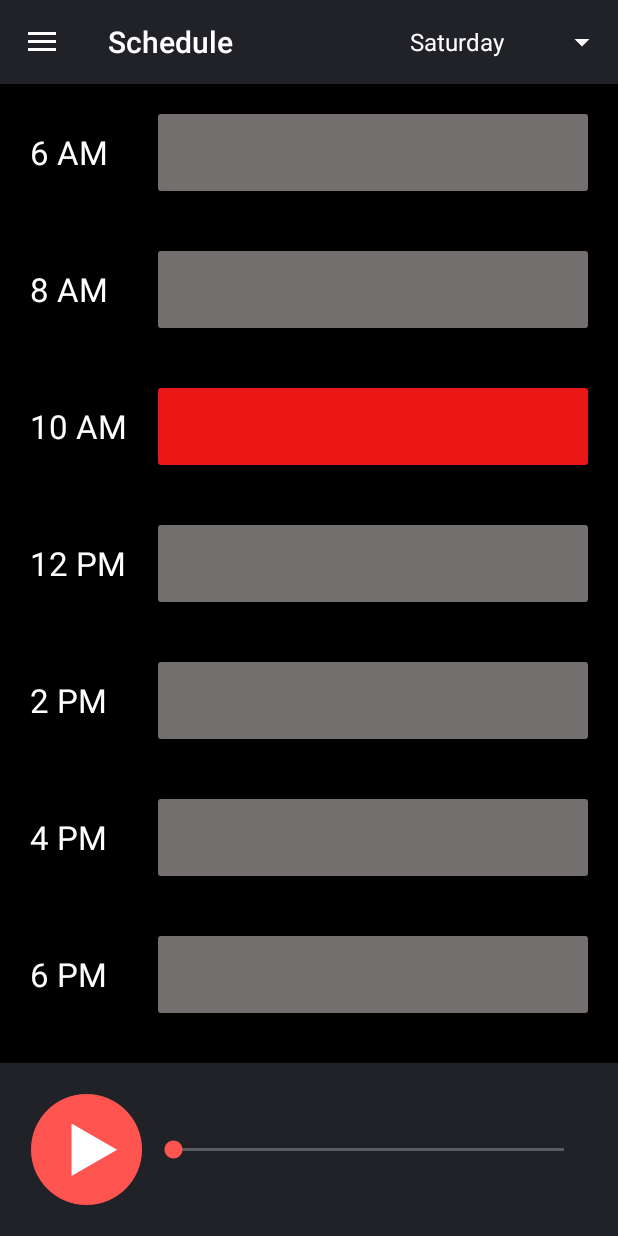
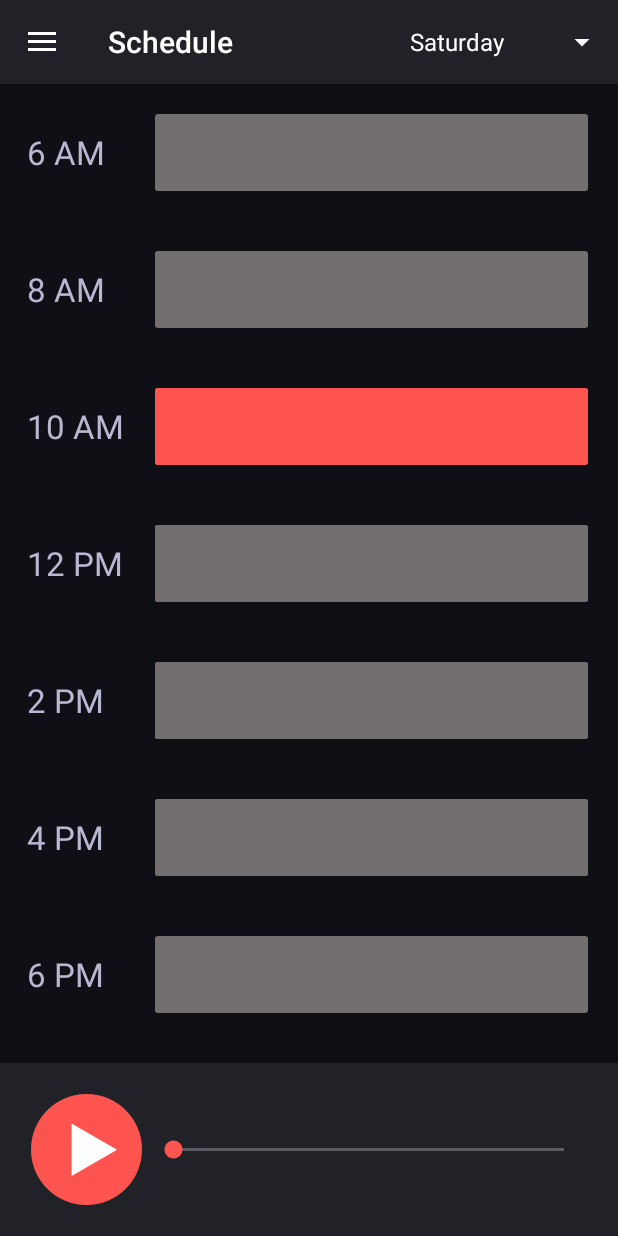
Before and after one commit to brettm2277/WTBU_Android, an Android app: the Schedule screen opened directly, with no data from a screen before it, on a phone screen of 412 x 824 dp. Run offline under Robolectric (Android 15) with nearby library versions, the phone set to English and light mode, and no system bars; libraries missing offline, so code that uses them is left out: com.parse; network calls fail; 2 statements that could not run were skipped.

Commit message:
Formatting changes to schedule page

```diff
--- a/app/src/main/res/drawable/red_square.xml
+++ b/app/src/main/res/drawable/red_square.xml
@@ -2,7 +2,7 @@
 <shape xmlns:android="http://schemas.android.com/apk/res/android"
     android:shape="rectangle">
 
-    <solid android:color="#eb1616" />
+    <solid android:color="#fe5551" />
     <corners android:radius="2dp" />
     <size
         android:width="30dp"
--- a/app/src/main/res/layout/content_schedule.xml
+++ b/app/src/main/res/layout/content_schedule.xml
@@ -5,7 +5,8 @@
     android:layout_width="match_parent"
     android:layout_height="match_parent"
     app:layout_behavior="@string/appbar_scrolling_view_behavior"
-    tools:context="org.globalappinitiative.wtbutest.Schedule">
+    tools:context="org.globalappinitiative.wtbutest.Schedule"
+    android:background="@color/contentBkgColor">
 
     <ScrollView
         android:id="@+id/scrollView"
@@ -19,7 +20,8 @@
             android:layout_width="match_parent"
             android:layout_height="wrap_content"
             android:orientation="vertical"
-            android:paddingLeft="20dp">
+            android:paddingLeft="18dp"
+            android:background="@color/contentBkgColor">
 
             <RelativeLayout
                 android:id="@+id/rl1"
@@ -35,7 +37,7 @@
                     android:layout_centerVertical="true"
                     android:text="6 AM"
                     android:textAppearance="@style/TextAppearance.AppCompat.Large"
-                    android:textColor="@android:color/white" />
+                    android:textColor="#b9b8d2" />
 
                 <RelativeLayout
                     android:layout_width="match_parent"
@@ -43,15 +45,19 @@
                     android:paddingLeft="85dp"
                     android:paddingRight="20dp">
 
+                    <LinearLayout
+                        android:layout_width="match_parent"
+                        android:layout_height="match_parent"
+                        android:background="@drawable/grey_square">
                         <TextView
                             android:id="@+id/textView_program1"
                             android:layout_width="match_parent"
                             android:layout_height="match_parent"
-                        android:background="@drawable/grey_square"
                             android:paddingLeft="20dp"
                             android:text="\n \n"
                             android:textAppearance="@style/TextAppearance.AppCompat.Body2"
                             android:textColor="@android:color/white" />
+                    </LinearLayout>
                 </RelativeLayout>
             </RelativeLayout>
 
@@ -69,23 +75,26 @@
                     android:layout_centerVertical="true"
                     android:text="8 AM"
                     android:textAppearance="@style/TextAppearance.AppCompat.Large"
-                    android:textColor="@android:color/white" />
+                    android:textColor="#b9b8d2" />
 
                 <RelativeLayout
                     android:layout_width="match_parent"
                     android:layout_height="match_parent"
                     android:paddingLeft="85dp"
                     android:paddingRight="20dp">
-
+                    <LinearLayout
+                        android:layout_width="match_parent"
+                        android:layout_height="match_parent"
+                        android:background="@drawable/grey_square">
                         <TextView
                             android:id="@+id/textView_program2"
                             android:layout_width="match_parent"
                             android:layout_height="match_parent"
-                        android:background="@drawable/grey_square"
                             android:paddingLeft="20dp"
                             android:text="\n \n"
                             android:textAppearance="@style/TextAppearance.AppCompat.Body2"
                             android:textColor="@android:color/white" />
+                    </LinearLayout>
                 </RelativeLayout>
             </RelativeLayout>
 
@@ -104,23 +113,26 @@
                     android:layout_centerVertical="true"
                     android:text="10 AM"
                     android:textAppearance="@style/TextAppearance.AppCompat.Large"
-                    android:textColor="@android:color/white" />
+                    android:textColor="#b9b8d2" />
 
                 <RelativeLayout
                     android:layout_width="match_parent"
                     android:layout_height="match_parent"
                     android:paddingLeft="85dp"
                     android:paddingRight="20dp">
-
+                    <LinearLayout
+                        android:layout_width="match_parent"
+                        android:layout_height="match_parent"
+                        android:background="@drawable/grey_square">
                         <TextView
                             android:id="@+id/textView_program3"
                             android:layout_width="match_parent"
                             android:layout_height="match_parent"
-                        android:background="@drawable/grey_square"
                             android:paddingLeft="20dp"
                             android:text="\n \n"
                             android:textAppearance="@style/TextAppearance.AppCompat.Body2"
                             android:textColor="@android:color/white" />
+                    </LinearLayout>
                 </RelativeLayout>
             </RelativeLayout>
 
@@ -138,14 +150,17 @@
                     android:layout_centerVertical="true"
                     android:text="12 PM"
                     android:textAppearance="@style/TextAppearance.AppCompat.Large"
-                    android:textColor="@android:color/white" />
+                    android:textColor="#b9b8d2" />
 
                 <RelativeLayout
                     android:layout_width="match_parent"
                     android:layout_height="match_parent"
                     android:paddingLeft="85dp"
                     android:paddingRight="20dp">
-
+                    <LinearLayout
+                        android:layout_width="match_parent"
+                        android:layout_height="match_parent"
+                        android:background="@drawable/grey_square">
                         <TextView
                             android:id="@+id/textView_program4"
                             android:layout_width="match_parent"
@@ -155,6 +170,7 @@
                             android:text="\n \n"
                             android:textAppearance="@style/TextAppearance.AppCompat.Body2"
                             android:textColor="@android:color/white" />
+                    </LinearLayout>
                 </RelativeLayout>
             </RelativeLayout>
 
@@ -172,14 +188,17 @@
                     android:layout_centerVertical="true"
                     android:text="2 PM"
                     android:textAppearance="@style/TextAppearance.AppCompat.Large"
-                    android:textColor="@android:color/white" />
+                    android:textColor="#b9b8d2" />
 
                 <RelativeLayout
                     android:layout_width="match_parent"
                     android:layout_height="match_parent"
                     android:paddingLeft="85dp"
                     android:paddingRight="20dp">
-
+                    <LinearLayout
+                        android:layout_width="match_parent"
+                        android:layout_height="match_parent"
+                        android:background="@drawable/grey_square">
                         <TextView
                             android:id="@+id/textView_program5"
                             android:layout_width="match_parent"
@@ -189,6 +208,7 @@
                             android:text="\n \n"
                             android:textAppearance="@style/TextAppearance.AppCompat.Body2"
                             android:textColor="@android:color/white" />
+                    </LinearLayout>
                 </RelativeLayout>
             </RelativeLayout>
 
@@ -207,14 +227,17 @@
                     android:layout_centerVertical="true"
                     android:text="4 PM"
                     android:textAppearance="@style/TextAppearance.AppCompat.Large"
-                    android:textColor="@android:color/white" />
+                    android:textColor="#b9b8d2" />
 
                 <RelativeLayout
                     android:layout_width="match_parent"
                     android:layout_height="match_parent"
                     android:paddingLeft="85dp"
                     android:paddingRight="20dp">
-
+                    <LinearLayout
+                        android:layout_width="match_parent"
+                        android:layout_height="match_parent"
+                        android:background="@drawable/grey_square">
                         <TextView
                             android:id="@+id/textView_program6"
                             android:layout_width="match_parent"
@@ -224,6 +247,7 @@
                             android:text="\n \n"
                             android:textAppearance="@style/TextAppearance.AppCompat.Body2"
                             android:textColor="@android:color/white" />
+                    </LinearLayout>
                 </RelativeLayout>
             </RelativeLayout>
 
@@ -242,23 +266,26 @@
                     android:layout_centerVertical="true"
                     android:text="6 PM"
                     android:textAppearance="@style/TextAppearance.AppCompat.Large"
-                    android:textColor="@android:color/white" />
+                    android:textColor="#b9b8d2" />
 
                 <RelativeLayout
                     android:layout_width="match_parent"
                     android:layout_height="match_parent"
                     android:paddingLeft="85dp"
                     android:paddingRight="20dp">
-
+                    <LinearLayout
+                        android:layout_width="match_parent"
+                        android:layout_height="match_parent"
+                        android:background="@drawable/grey_square">
                         <TextView
                             android:id="@+id/textView_program7"
                             android:layout_width="match_parent"
                             android:layout_height="match_parent"
-                        android:background="@drawable/grey_square"
                             android:paddingLeft="20dp"
                             android:text="\n \n"
                             android:textAppearance="@style/TextAppearance.AppCompat.Body2"
                             android:textColor="@android:color/white" />
+                    </LinearLayout>
                 </RelativeLayout>
             </RelativeLayout>
 
@@ -277,23 +304,26 @@
                     android:layout_centerVertical="true"
                     android:text="8 PM"
                     android:textAppearance="@style/TextAppearance.AppCompat.Large"
-                    android:textColor="@android:color/white" />
+                    android:textColor="#b9b8d2" />
 
                 <RelativeLayout
                     android:layout_width="match_parent"
                     android:layout_height="match_parent"
                     android:paddingLeft="85dp"
                     android:paddingRight="20dp">
-
+                    <LinearLayout
+                        android:layout_width="match_parent"
+                        android:layout_height="match_parent"
+                        android:background="@drawable/grey_square">
                         <TextView
                             android:id="@+id/textView_program8"
                             android:layout_width="match_parent"
                             android:layout_height="match_parent"
-                        android:background="@drawable/grey_square"
                             android:paddingLeft="20dp"
                             android:text="\n \n"
                             android:textAppearance="@style/TextAppearance.AppCompat.Body2"
                             android:textColor="@android:color/white" />
+                    </LinearLayout>
                 </RelativeLayout>
             </RelativeLayout>
 
@@ -319,16 +349,19 @@
                     android:layout_height="match_parent"
                     android:paddingLeft="85dp"
                     android:paddingRight="20dp">
-
+                    <LinearLayout
+                        android:layout_width="match_parent"
+                        android:layout_height="match_parent"
+                        android:background="@drawable/grey_square">
                         <TextView
                             android:id="@+id/textView_program9"
                             android:layout_width="match_parent"
                             android:layout_height="match_parent"
-                        android:background="@drawable/grey_square"
                             android:paddingLeft="20dp"
                             android:text="\n \n"
                             android:textAppearance="@style/TextAppearance.AppCompat.Body2"
                             android:textColor="@android:color/white" />
+                    </LinearLayout>
                 </RelativeLayout>
             </RelativeLayout>
 
@@ -354,7 +387,10 @@
                     android:layout_height="match_parent"
                     android:paddingLeft="85dp"
                     android:paddingRight="20dp">
-
+                    <LinearLayout
+                        android:layout_width="match_parent"
+                        android:layout_height="match_parent"
+                        android:background="@drawable/grey_square">
                         <TextView
                             android:id="@+id/textView_program10"
                             android:layout_width="match_parent"
@@ -364,6 +400,7 @@
                             android:text="\n \n"
                             android:textAppearance="@style/TextAppearance.AppCompat.Body2"
                             android:textColor="@android:color/white" />
+                    </LinearLayout>
                 </RelativeLayout>
             </RelativeLayout>
 
@@ -371,42 +408,7 @@
     </ScrollView>
 
 
-    <android.support.design.widget.AppBarLayout
-        android:id="@+id/control_bar"
-        android:layout_width="match_parent"
-        android:layout_height="wrap_content"
-        android:layout_alignParentBottom="true"
-        android:padding="20dp"
-        android:theme="@style/AppTheme.AppBarOverlay">
-
-        <RelativeLayout
-            android:layout_width="match_parent"
-            android:layout_height="wrap_content">
-
-            <ImageView
-                android:id="@+id/buttonPlay"
-                android:layout_width="75dp"
-                android:layout_height="75dp"
-                android:src="@drawable/play_button" />
-
-            <ImageView
-                android:id="@+id/buttonPause"
-                android:layout_width="75dp"
-                android:layout_height="75dp"
-                android:src="@drawable/pause_button"
-                android:visibility="invisible" />
-
-            <SeekBar
-                android:id="@+id/volumeBar"
-                android:layout_width="match_parent"
-                android:layout_height="wrap_content"
-                android:layout_centerVertical="true"
-                android:layout_toRightOf="@id/buttonPlay"
-                android:paddingLeft="20dp"
-                android:paddingStart="20dp" />
-
-        </RelativeLayout>
-    </android.support.design.widget.AppBarLayout>
+    <include layout="@layout/app_bar_bottom" />
 
 
 </RelativeLayout>
```
Also changed, not shown: 2 other files. Lines whose indentation alone changed are shown as unchanged.
